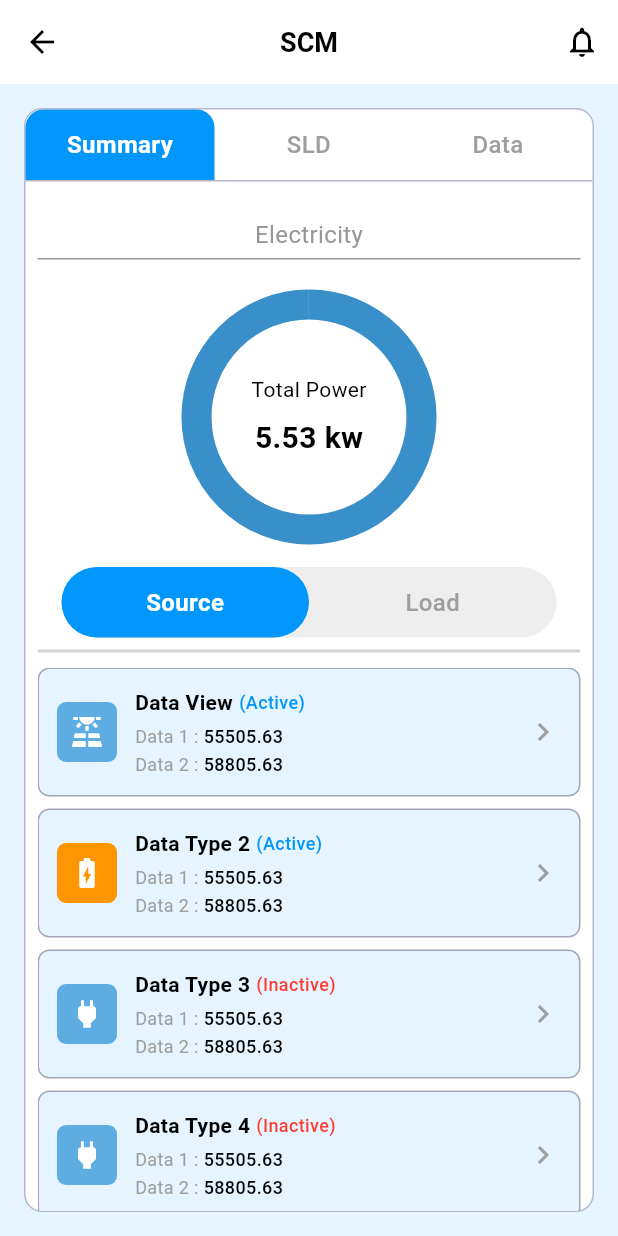
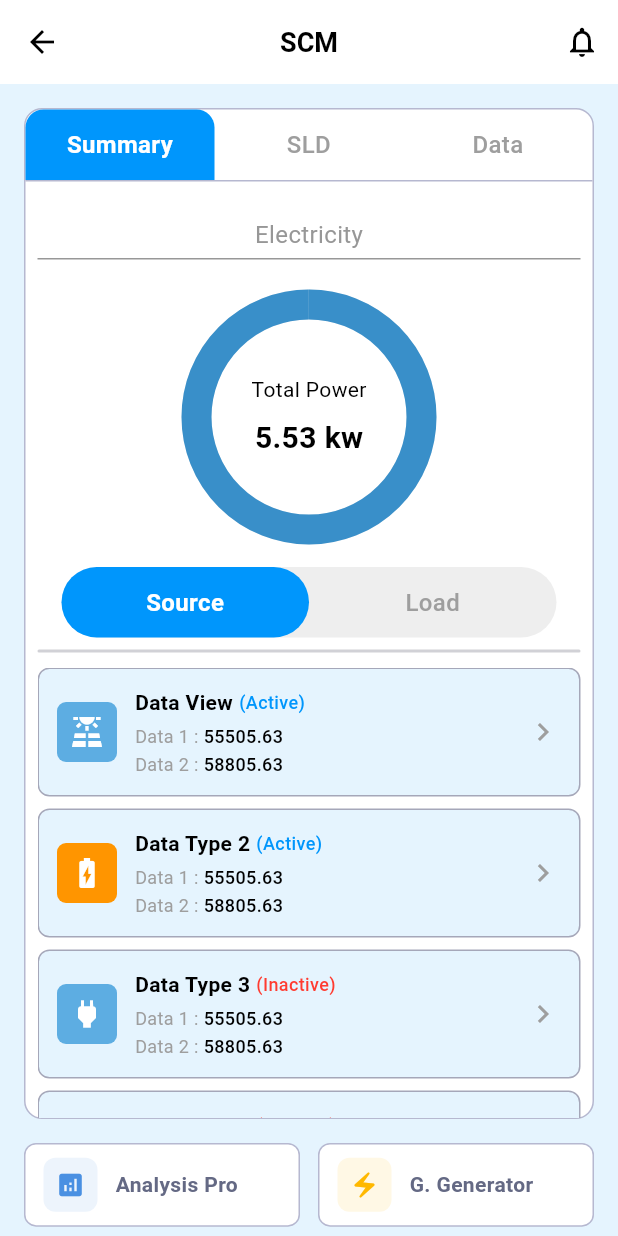
Before and after one commit to Md-Sakibul-Hasan/task_app, a Flutter app: the HomeView screen opened directly, on a phone screen of 412 x 824 dp. Run offline on Flutter 3.47's test engine with Material 3 defaults, Android fonts, the phone set to English and light mode, and no system bars; our stand-ins replace flutter_svg, get.

Commit message:
design menu item card

```diff
--- a/lib/controllers/home_controller.dart
+++ b/lib/controllers/home_controller.dart
@@ -1,17 +1,20 @@
 // Controller - Handles home screen logic
 import 'package:get/get.dart';
 import '../models/data_item_model.dart';
+import '../models/menu_item_model.dart';
 
 class HomeController extends GetxController {
   // Observable state
   final RxBool hasNotifications = true.obs;
   final RxList<DataItemModel> dataItems = <DataItemModel>[].obs;
+  final RxList<MenuItemModel> menuItems = <MenuItemModel>[].obs;
 
   @override
   void onInit() {
     super.onInit();
     // Load sample data
     dataItems.value = DataItemModel.getSampleData();
+    menuItems.value = MenuItemModel.getSampleData();
   }
 
   // Handle notification press
@@ -36,4 +39,13 @@ class HomeController extends GetxController {
       snackPosition: SnackPosition.BOTTOM,
     );
   }
+
+  // Handle menu item tap
+  void onMenuItemTap(MenuItemModel item) {
+    Get.snackbar(
+      item.title,
+      'Opening ${item.title}',
+      snackPosition: SnackPosition.BOTTOM,
+    );
+  }
 }
--- /dev/null
+++ b/lib/models/menu_item_model.dart
@@ -0,0 +1,57 @@
+import 'package:flutter/material.dart';
+
+class MenuItemModel {
+  final String id;
+  final String title;
+  final IconData icon;
+  final Color iconColor;
+
+  MenuItemModel({
+    required this.id,
+    required this.title,
+    required this.icon,
+    required this.iconColor,
+  });
+
+  // Sample data for testing
+  static List<MenuItemModel> getSampleData() {
+    return [
+      MenuItemModel(
+        id: '1',
+        title: 'Analysis Pro',
+        icon: Icons.analytics,
+        iconColor: const Color(0xFF4A90E2),
+      ),
+      MenuItemModel(
+        id: '2',
+        title: 'G. Generator',
+        icon: Icons.electric_bolt,
+        iconColor: const Color(0xFFFFB800),
+      ),
+      MenuItemModel(
+        id: '3',
+        title: 'Plant Summary',
+        icon: Icons.factory,
+        iconColor: const Color(0xFFFF6B35),
+      ),
+      MenuItemModel(
+        id: '4',
+        title: 'Natural Gas',
+        icon: Icons.local_fire_department,
+        iconColor: const Color(0xFFFF3B30),
+      ),
+      MenuItemModel(
+        id: '5',
+        title: 'D. Generator',
+        icon: Icons.power,
+        iconColor: const Color(0xFFFFB800),
+      ),
+      MenuItemModel(
+        id: '6',
+        title: 'Water Process',
+        icon: Icons.water_drop,
+        iconColor: const Color(0xFF4A90E2),
+      ),
+    ];
+  }
+}
--- a/lib/views/home/home_view.dart
+++ b/lib/views/home/home_view.dart
@@ -4,6 +4,7 @@ import 'package:get/get.dart';
 import '../../controllers/home_controller.dart';
 import '../../widgets/custom_app_bar.dart';
 import '../../widgets/item_card_widget.dart';
+import '../../widgets/menu_card_widget.dart';
 
 class HomeView extends StatelessWidget {
   const HomeView({super.key});
@@ -18,11 +19,11 @@ class HomeView extends StatelessWidget {
           title: 'SCM',
           onNotificationPressed: controller.onNotificationPressed,
         ),
-        body: Column(
+        body: SingleChildScrollView(
+          child: Column(
             children: [
               // Tab bar
-            Expanded(
-              child: Container(
+              Container(
                 margin: const EdgeInsets.all(16),
                 decoration: BoxDecoration(
                   color: Colors.white,
@@ -107,8 +108,7 @@ class HomeView extends StatelessWidget {
                       height: 1,
                       thickness: 1,
                     ),
-                    Expanded(
-                      child: Padding(
+                    Padding(
                       padding: const EdgeInsets.symmetric(horizontal: 8.0),
                       child: Column(
                         children: [
@@ -178,8 +178,7 @@ class HomeView extends StatelessWidget {
                           ),
                           // Source/Load Toggle
                           Container(
-                              margin:
-                                  const EdgeInsets.symmetric(horizontal: 16),
+                            margin: const EdgeInsets.symmetric(horizontal: 16),
                             decoration: BoxDecoration(
                               color: Colors.grey[200],
                               borderRadius: BorderRadius.circular(25),
@@ -196,8 +195,7 @@ class HomeView extends StatelessWidget {
                                           vertical: 12),
                                       decoration: BoxDecoration(
                                         color: const Color(0xFF0096FC),
-                                          borderRadius:
-                                              BorderRadius.circular(25),
+                                        borderRadius: BorderRadius.circular(25),
                                       ),
                                       child: const Text(
                                         'Source',
@@ -243,7 +241,8 @@ class HomeView extends StatelessWidget {
                             ),
                           ),
                           const SizedBox(height: 10),
-                            Expanded(
+                          SizedBox(
+                            height: 300,
                             child: Obx(
                               () => ListView.builder(
                                 itemCount: controller.dataItems.length,
@@ -261,8 +260,7 @@ class HomeView extends StatelessWidget {
                                     data1Value: item.data1Value,
                                     data2Label: item.data2Label,
                                     data2Value: item.data2Value,
-                                      onTap: () =>
-                                          controller.onDataItemTap(item),
+                                    onTap: () => controller.onDataItemTap(item),
                                   );
                                 },
                               ),
@@ -271,12 +269,39 @@ class HomeView extends StatelessWidget {
                         ],
                       ),
                     ),
-                    ),
                   ],
                 ),
               ),
-            )
+              // Menu Grid
+              Padding(
+                padding: const EdgeInsets.symmetric(horizontal: 16),
+                child: Obx(
+                  () => GridView.builder(
+                    shrinkWrap: true,
+                    physics: const NeverScrollableScrollPhysics(),
+                    gridDelegate:
+                        const SliverGridDelegateWithFixedCrossAxisCount(
+                      crossAxisCount: 2,
+                      crossAxisSpacing: 12,
+                      mainAxisSpacing: 8,
+                      childAspectRatio: 3.3,
+                    ),
+                    itemCount: controller.menuItems.length,
+                    itemBuilder: (context, index) {
+                      final item = controller.menuItems[index];
+                      return MenuCardWidget(
+                        title: item.title,
+                        icon: item.icon,
+                        iconColor: item.iconColor,
+                        onTap: () => controller.onMenuItemTap(item),
+                      );
+                    },
+                  ),
+                ),
+              ),
+              const SizedBox(height: 16),
             ],
+          ),
         ));
   }
 }
--- /dev/null
+++ b/lib/widgets/menu_card_widget.dart
@@ -0,0 +1,63 @@
+import 'package:flutter/material.dart';
+
+class MenuCardWidget extends StatelessWidget {
+  final String title;
+  final IconData icon;
+  final Color iconColor;
+  final VoidCallback? onTap;
+
+  const MenuCardWidget({
+    super.key,
+    required this.title,
+    required this.icon,
+    required this.iconColor,
+    this.onTap,
+  });
+
+  @override
+  Widget build(BuildContext context) {
+    return InkWell(
+      onTap: onTap,
+      borderRadius: BorderRadius.circular(8),
+      child: Container(
+        padding: const EdgeInsets.symmetric(horizontal: 12, vertical: 0),
+        decoration: BoxDecoration(
+          color: Colors.white,
+          borderRadius: BorderRadius.circular(8),
+          border: Border.all(
+            color: const Color(0xFFB6B8D0),
+            width: 1,
+          ),
+        ),
+        child: Row(
+          children: [
+            Container(
+              width: 36,
+              height: 36,
+              decoration: BoxDecoration(
+                color: iconColor.withOpacity(0.1),
+                borderRadius: BorderRadius.circular(8),
+              ),
+              child: Icon(
+                icon,
+                color: iconColor,
+                size: 20,
+              ),
+            ),
+            const SizedBox(width: 12),
+            Flexible(
+              child: Text(
+                title,
+                style: const TextStyle(
+                  color: Color(0xFF646984),
+                  fontSize: 14,
+                  fontWeight: FontWeight.w600,
+                ),
+              ),
+            ),
+          ],
+        ),
+      ),
+    );
+  }
+}
```
Lines whose indentation alone changed are shown as unchanged.
